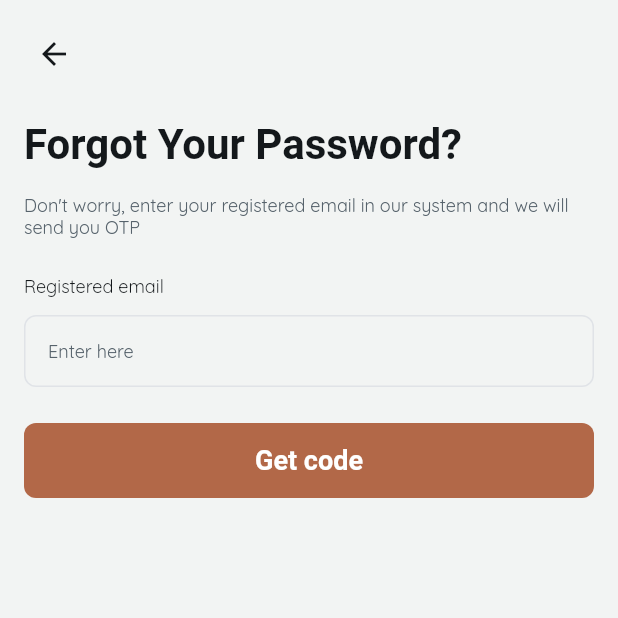
After one commit to anzouaoui/petinn_mobile, a Flutter app: the ForgotPasswordPageWidget screen opened by its route, on a phone screen of 412 x 824 dp, the top half of it. The commit adds this screen. Run offline on Flutter 3.47's test engine with Material 3 defaults, Android fonts, the phone set to English and light mode, and no system bars; drawn by our look-alikes of auto_size_text; our stand-ins replace font_awesome_flutter, from_css_color, go_router, google_fonts, page_transition, shared_preferences and 1 more; missing offline and left inert: json_path; accounts and stored records are empty; Roboto replaces fonts that are missing (Baloo Da 2).

Commit message:
Add forgot password page

```diff
--- a/lib/flutter_flow/internationalization.dart
+++ b/lib/flutter_flow/internationalization.dart
@@ -236,7 +236,7 @@ final kTranslationsMap = <Map<String, Map<String, String>>>[
     },
     'u19g5mjn': {
       'en': 'No account?',
-      'fr': ' pas de compte ?',
+      'fr': 'Pas de compte ?',
     },
     'j1k1lrlh': {
       'en': 'Register now',
@@ -247,6 +247,35 @@ final kTranslationsMap = <Map<String, Map<String, String>>>[
       'fr': 'Voulez-vous vous connecter en tant qu\'hôte ?',
     },
     '6o5smn3m': {
+      'en': 'Home',
+      'fr': 'Maison',
+    },
+  },
+  // ForgotPasswordPage
+  {
+    'k9wlxkku': {
+      'en': 'Forgot Your Password?',
+      'fr': 'Mot de passe oublié?',
+    },
+    'y8bf34to': {
+      'en':
+          'Don\'t worry, enter your registered email in our system and we will send you OTP',
+      'fr':
+          'Ne vous inquiétez pas, entrez votre email enregistré dans notre système et nous vous enverrons un OTP',
+    },
+    'f23kj53o': {
+      'en': 'Registered email',
+      'fr': 'E-mail enregistré',
+    },
+    'zywn2syi': {
+      'en': 'Enter here',
+      'fr': 'Entrez ici',
+    },
+    'd2y5t46r': {
+      'en': 'Get code',
+      'fr': 'Obtenir le code',
+    },
+    'w4mjdmzo': {
       'en': 'Home',
       'fr': 'Maison',
     },
--- a/lib/flutter_flow/nav/nav.dart
+++ b/lib/flutter_flow/nav/nav.dart
@@ -70,6 +70,11 @@ GoRouter createRouter(AppStateNotifier appStateNotifier) => GoRouter(
           name: LoginPageWidget.routeName,
           path: LoginPageWidget.routePath,
           builder: (context, params) => LoginPageWidget(),
+        ),
+        FFRoute(
+          name: ForgotPasswordPageWidget.routeName,
+          path: ForgotPasswordPageWidget.routePath,
+          builder: (context, params) => ForgotPasswordPageWidget(),
         )
       ].map((r) => r.toRoute(appStateNotifier)).toList(),
     );
--- a/lib/index.dart
+++ b/lib/index.dart
@@ -3,3 +3,5 @@ export '/pages/authentication/onbaording_page/onbaording_page_widget.dart'
     show OnbaordingPageWidget;
 export '/pages/authentication/login_page/login_page_widget.dart'
     show LoginPageWidget;
+export '/pages/authentication/forgot_password_page/forgot_password_page_widget.dart'
+    show ForgotPasswordPageWidget;
--- /dev/null
+++ b/lib/pages/authentication/forgot_password_page/forgot_password_page_model.dart
@@ -0,0 +1,22 @@
+import '/flutter_flow/flutter_flow_util.dart';
+import 'forgot_password_page_widget.dart' show ForgotPasswordPageWidget;
+import 'package:flutter/material.dart';
+
+class ForgotPasswordPageModel
+    extends FlutterFlowModel<ForgotPasswordPageWidget> {
+  ///  State fields for stateful widgets in this page.
+
+  // State field(s) for TextField widget.
+  FocusNode? textFieldFocusNode;
+  TextEditingController? textController;
+  String? Function(BuildContext, String?)? textControllerValidator;
+
+  @override
+  void initState(BuildContext context) {}
+
+  @override
+  void dispose() {
+    textFieldFocusNode?.dispose();
+    textController?.dispose();
+  }
+}
--- /dev/null
+++ b/lib/pages/authentication/forgot_password_page/forgot_password_page_widget.dart
@@ -0,0 +1,303 @@
+import '/flutter_flow/flutter_flow_icon_button.dart';
+import '/flutter_flow/flutter_flow_theme.dart';
+import '/flutter_flow/flutter_flow_util.dart';
+import '/flutter_flow/flutter_flow_widgets.dart';
+import 'package:flutter/material.dart';
+import 'package:google_fonts/google_fonts.dart';
+import 'forgot_password_page_model.dart';
+export 'forgot_password_page_model.dart';
+
+/// Password Recovery Form
+class ForgotPasswordPageWidget extends StatefulWidget {
+  const ForgotPasswordPageWidget({super.key});
+
+  static String routeName = 'ForgotPasswordPage';
+  static String routePath = '/forgotPasswordPage';
+
+  @override
+  State<ForgotPasswordPageWidget> createState() =>
+      _ForgotPasswordPageWidgetState();
+}
+
+class _ForgotPasswordPageWidgetState extends State<ForgotPasswordPageWidget> {
+  late ForgotPasswordPageModel _model;
+
+  final scaffoldKey = GlobalKey<ScaffoldState>();
+
+  @override
+  void initState() {
+    super.initState();
+    _model = createModel(context, () => ForgotPasswordPageModel());
+
+    _model.textController ??= TextEditingController();
+    _model.textFieldFocusNode ??= FocusNode();
+  }
+
+  @override
+  void dispose() {
+    _model.dispose();
+
+    super.dispose();
+  }
+
+  @override
+  Widget build(BuildContext context) {
+    return GestureDetector(
+      onTap: () {
+        FocusScope.of(context).unfocus();
+        FocusManager.instance.primaryFocus?.unfocus();
+      },
+      child: Scaffold(
+        key: scaffoldKey,
+        backgroundColor: FlutterFlowTheme.of(context).primaryBackground,
+        body: Column(
+          mainAxisSize: MainAxisSize.max,
+          children: [
+            Flexible(
+              child: Padding(
+                padding: EdgeInsets.all(16.0),
+                child: Column(
+                  mainAxisSize: MainAxisSize.max,
+                  crossAxisAlignment: CrossAxisAlignment.start,
+                  children: [
+                    FlutterFlowIconButton(
+                      buttonSize: 40.0,
+                      icon: Icon(
+                        Icons.arrow_back,
+                        color: FlutterFlowTheme.of(context).primaryText,
+                        size: 24.0,
+                      ),
+                      onPressed: () {
+                        print('IconButton pressed ...');
+                      },
+                    ),
+                    Flexible(
+                      child: Column(
+                        mainAxisSize: MainAxisSize.min,
+                        crossAxisAlignment: CrossAxisAlignment.start,
+                        children: [
+                          Text(
+                            FFLocalizations.of(context).getText(
+                              'k9wlxkku' /* Forgot Your Password? */,
+                            ),
+                            style: FlutterFlowTheme.of(context)
+                                .headlineMedium
+                                .override(
+                                  font: GoogleFonts.balooDa2(
+                                    fontWeight: FlutterFlowTheme.of(context)
+                                        .headlineMedium
+                                        .fontWeight,
+                                    fontStyle: FlutterFlowTheme.of(context)
+                                        .headlineMedium
+                                        .fontStyle,
+                                  ),
+                                  color:
+                                      FlutterFlowTheme.of(context).primaryText,
+                                  letterSpacing: 0.0,
+                                  fontWeight: FlutterFlowTheme.of(context)
+                                      .headlineMedium
+                                      .fontWeight,
+                                  fontStyle: FlutterFlowTheme.of(context)
+                                      .headlineMedium
+                                      .fontStyle,
+                                ),
+                          ),
+                          Flexible(
+                            child: Text(
+                              FFLocalizations.of(context).getText(
+                                'y8bf34to' /* Don't worry, enter your regist... */,
+                              ),
+                              style: FlutterFlowTheme.of(context)
+                                  .bodyMedium
+                                  .override(
+                                    font: GoogleFonts.quicksand(
+                                      fontWeight: FlutterFlowTheme.of(context)
+                                          .bodyMedium
+                                          .fontWeight,
+                                      fontStyle: FlutterFlowTheme.of(context)
+                                          .bodyMedium
+                                          .fontStyle,
+                                    ),
+                                    color: FlutterFlowTheme.of(context)
+                                        .secondaryText,
+                                    letterSpacing: 0.0,
+                                    fontWeight: FlutterFlowTheme.of(context)
+                                        .bodyMedium
+                                        .fontWeight,
+                                    fontStyle: FlutterFlowTheme.of(context)
+                                        .bodyMedium
+                                        .fontStyle,
+                                  ),
+                            ),
+                          ),
+                        ].divide(SizedBox(height: 16.0)),
+                      ),
+                    ),
+                    Column(
+                      mainAxisSize: MainAxisSize.max,
+                      crossAxisAlignment: CrossAxisAlignment.start,
+                      children: [
+                        Text(
+                          FFLocalizations.of(context).getText(
+                            'f23kj53o' /* Registered email */,
+                          ),
+                          style: FlutterFlowTheme.of(context)
+                              .bodyMedium
+                              .override(
+                                font: GoogleFonts.quicksand(
+                                  fontWeight: FlutterFlowTheme.of(context)
+                                      .bodyMedium
+                                      .fontWeight,
+                                  fontStyle: FlutterFlowTheme.of(context)
+                                      .bodyMedium
+                                      .fontStyle,
+                                ),
+                                color: FlutterFlowTheme.of(context).primaryText,
+                                letterSpacing: 0.0,
+                                fontWeight: FlutterFlowTheme.of(context)
+                                    .bodyMedium
+                                    .fontWeight,
+                                fontStyle: FlutterFlowTheme.of(context)
+                                    .bodyMedium
+                                    .fontStyle,
+                              ),
+                        ),
+                        Container(
+                          width: double.infinity,
+                          child: TextFormField(
+                            controller: _model.textController,
+                            focusNode: _model.textFieldFocusNode,
+                            autofocus: false,
+                            obscureText: false,
+                            decoration: InputDecoration(
+                              hintText: FFLocalizations.of(context).getText(
+                                'zywn2syi' /* Enter here */,
+                              ),
+                              hintStyle: FlutterFlowTheme.of(context)
+                                  .bodyMedium
+                                  .override(
+                                    font: GoogleFonts.quicksand(
+                                      fontWeight: FlutterFlowTheme.of(context)
+                                          .bodyMedium
+                                          .fontWeight,
+                                      fontStyle: FlutterFlowTheme.of(context)
+                                          .bodyMedium
+                                          .fontStyle,
+                                    ),
+                                    color: FlutterFlowTheme.of(context)
+                                        .secondaryText,
+                                    letterSpacing: 0.0,
+                                    fontWeight: FlutterFlowTheme.of(context)
+                                        .bodyMedium
+                                        .fontWeight,
+                                    fontStyle: FlutterFlowTheme.of(context)
+                                        .bodyMedium
+                                        .fontStyle,
+                                  ),
+                              enabledBorder: OutlineInputBorder(
+                                borderSide: BorderSide(
+                                  color: FlutterFlowTheme.of(context).alternate,
+                                  width: 1.0,
+                                ),
+                                borderRadius: BorderRadius.circular(8.0),
+                              ),
+                              focusedBorder: OutlineInputBorder(
+                                borderSide: BorderSide(
+                                  color: Color(0x00000000),
+                                  width: 1.0,
+                                ),
+                                borderRadius: BorderRadius.circular(8.0),
+                              ),
+                              errorBorder: OutlineInputBorder(
+                                borderSide: BorderSide(
+                                  color: Color(0x00000000),
+                                  width: 1.0,
+                                ),
+                                borderRadius: BorderRadius.circular(8.0),
+                              ),
+                              focusedErrorBorder: OutlineInputBorder(
+                                borderSide: BorderSide(
+                                  color: Color(0x00000000),
+                                  width: 1.0,
+                                ),
+                                borderRadius: BorderRadius.circular(8.0),
+                              ),
+                              filled: true,
+                              fillColor: FlutterFlowTheme.of(context)
+                                  .primaryBackground,
+                              contentPadding: EdgeInsetsDirectional.fromSTEB(
+                                  16.0, 16.0, 16.0, 16.0),
+                            ),
+                            style: FlutterFlowTheme.of(context)
+                                .bodyMedium
+                                .override(
+                                  font: GoogleFonts.quicksand(
+                                    fontWeight: FlutterFlowTheme.of(context)
+                                        .bodyMedium
+                                        .fontWeight,
+                                    fontStyle: FlutterFlowTheme.of(context)
+                                        .bodyMedium
+                                        .fontStyle,
+                                  ),
+                                  letterSpacing: 0.0,
+                                  fontWeight: FlutterFlowTheme.of(context)
+                                      .bodyMedium
+                                      .fontWeight,
+                                  fontStyle: FlutterFlowTheme.of(context)
+                                      .bodyMedium
+                                      .fontStyle,
+                                ),
+                            keyboardType: TextInputType.emailAddress,
+                            validator: _model.textControllerValidator
+                                .asValidator(context),
+                          ),
+                        ),
+                      ].divide(SizedBox(height: 12.0)),
+                    ),
+                    FFButtonWidget(
+                      onPressed: () {
+                        print('Button pressed ...');
+                      },
+                      text: FFLocalizations.of(context).getText(
+                        'd2y5t46r' /* Get code */,
+                      ),
+                      options: FFButtonOptions(
+                        width: double.infinity,
+                        height: 50.0,
+                        padding: EdgeInsets.all(8.0),
+                        iconPadding:
+                            EdgeInsetsDirectional.fromSTEB(0.0, 0.0, 0.0, 0.0),
+                        color: FlutterFlowTheme.of(context).primary,
+                        textStyle:
+                            FlutterFlowTheme.of(context).titleMedium.override(
+                                  font: GoogleFonts.balooDa2(
+                                    fontWeight: FlutterFlowTheme.of(context)
+                                        .titleMedium
+                                        .fontWeight,
+                                    fontStyle: FlutterFlowTheme.of(context)
+                                        .titleMedium
+                                        .fontStyle,
+                                  ),
+                                  color: Colors.white,
+                                  letterSpacing: 0.0,
+                                  fontWeight: FlutterFlowTheme.of(context)
+                                      .titleMedium
+                                      .fontWeight,
+                                  fontStyle: FlutterFlowTheme.of(context)
+                                      .titleMedium
+                                      .fontStyle,
+                                ),
+                        elevation: 0.0,
+                        borderRadius: BorderRadius.circular(8.0),
+                      ),
+                    ),
+                  ].divide(SizedBox(height: 24.0)),
+                ),
+              ),
+            ),
+          ],
+        ),
+      ),
+    );
+  }
+}
```
Also changed, not shown: 1 other file.
